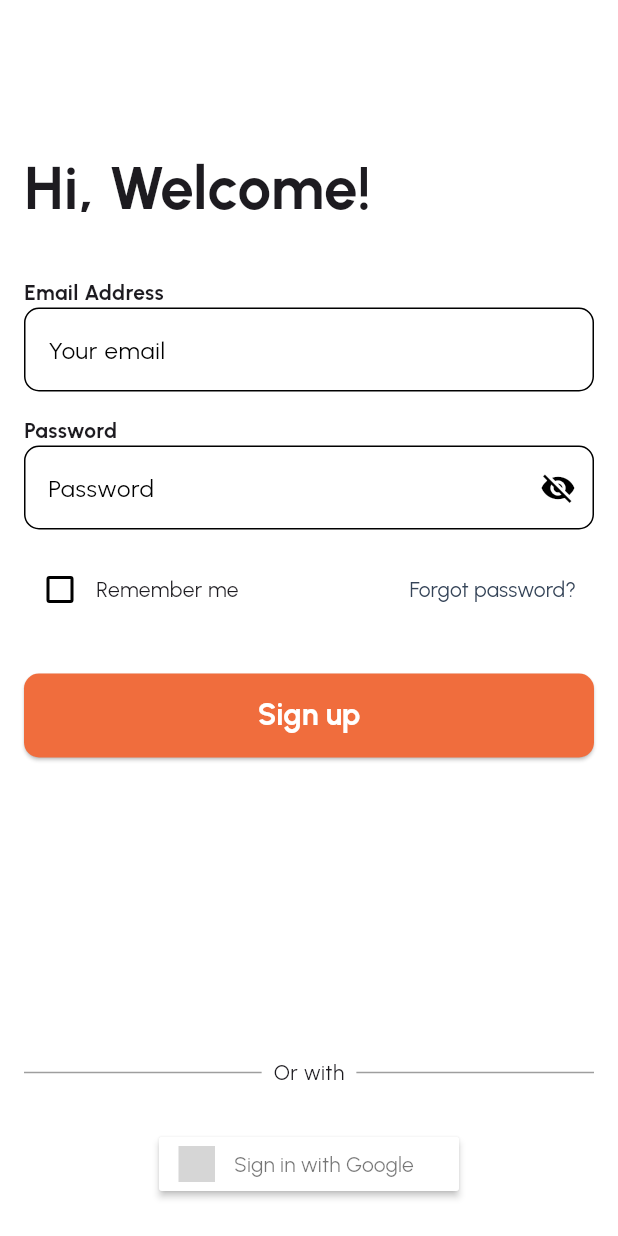
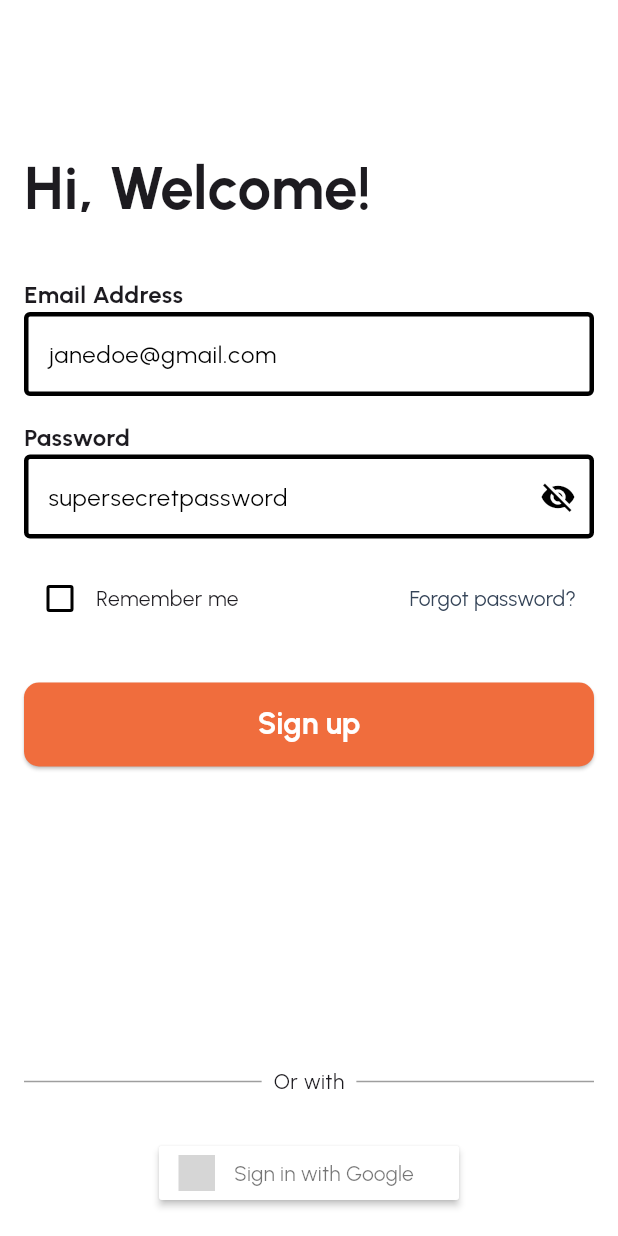
Before and after one commit to rgandik/new-fellow-project, a Flutter app: the LoginScreen screen opened directly, after a tap on "Sign up", on a phone screen of 412 x 824 dp. Run offline on Flutter 3.47's test engine with Material 3 defaults, Android fonts, the phone set to English and light mode, and no system bars; drawn by our look-alikes of sign_in_button; our stand-ins replace email_validator, firebase_auth, firebase_core, flutter_svg, geocoding, image_picker and 3 more; missing offline and left inert: dart:ffi; accounts and stored records are empty; network calls fail; grey boxes are pictures that could not be loaded.

Commit message:
added some sort of auth errors

```diff
--- a/frontend/lib/pages/login_screen.dart
+++ b/frontend/lib/pages/login_screen.dart
@@ -1,9 +1,8 @@
 import 'package:flutter/material.dart';
-import 'package:frontend/pages/authentication_screen.dart';
 import 'package:frontend/widgets/myButton.dart';
 import 'package:sign_in_button/sign_in_button.dart';
-import 'package:frontend/widgets/myButton.dart';
 import 'package:frontend/services/auth_service.dart';
+import 'package:frontend/widgets/userInputField.dart';
 
 class LoginScreen extends StatefulWidget {
   LoginScreen({Key? key, required this.login}) : super(key: key);
@@ -50,39 +49,32 @@ class LoginScreenState extends State<LoginScreen> {
                   const SizedBox(height: 32.0),
                   const Text(
                     'Email Address',
-                    style: TextStyle(fontWeight: FontWeight.bold, fontSize: 14.0),
+                    style:
+                        TextStyle(fontWeight: FontWeight.bold, fontSize: 16.0),
                   ),
-                  TextField(
+                  userInputField(
                     controller: _emailController,
-                    decoration: InputDecoration(
-                      hintText: 'Your email',
-                      border: OutlineInputBorder(
-                        borderRadius: BorderRadius.circular(10.0),
-                      ),
-                    ),
+                    hintText: 'janedoe@gmail.com',
                   ),
                   SizedBox(height: 16.0),
                   const Text(
                     'Password',
-                    style: TextStyle(fontWeight: FontWeight.bold, fontSize: 14.0),
+                    style:
+                        TextStyle(fontWeight: FontWeight.bold, fontSize: 16.0),
                   ),
-                  TextField(
+                  userInputField(
                     controller: _passwordController,
+                    hintText: 'supersecretpassword',
                     obscureText: _obscureText,
-                    decoration: InputDecoration(
-                      hintText: 'Password',
-                      border: OutlineInputBorder(
-                        borderRadius: BorderRadius.circular(10.0),
-                      ),
                     suffixIcon: IconButton(
-                        icon: Icon(
-                            !_obscureText ? Icons.visibility : Icons.visibility_off),
+                      icon: Icon(!_obscureText
+                          ? Icons.visibility
+                          : Icons.visibility_off),
                       onPressed: () {
                         setState(() {
                           _obscureText = !_obscureText;
                         });
                       },
-                      ),
                     ),
                   ),
                   const SizedBox(height: 16.0),
@@ -114,20 +106,45 @@ class LoginScreenState extends State<LoginScreen> {
                     alignment: Alignment.center,
                     child: myButton(
                       onPressed: () async {
-                        print("Log in button pressed");
+                        print(widget.login
+                            ? "Log in button pressed"
+                            : "Sign up button pressed");
+                        print("authserivce emssage" +
+                            AuthService().errorMessage.toString());
+
                         if (widget.login) {
+                          bool loggedIn =
                               await AuthService().signInWithEmailAndPassword(
                                   email: _emailController.text,
-                              password: _passwordController.text);
+                                  password: _passwordController.text,
+                                  onError: (errorMessage) {
+                                    setState(() {
+                                      AuthService()
+                                          .setErrorMessage(errorMessage);
+                                    });
+                                  });
+                          if (loggedIn) {
+                            Navigator.pop(
+                                context); // Pop only if login is successful
+                          }
                         } else {
-                          await AuthService().createUserWithEmailAndPassword(
+                          bool signedUp = await AuthService()
+                              .createUserWithEmailAndPassword(
                                   email: _emailController.text,
-                              password: _passwordController.text);
+                                  password: _passwordController.text,
+                                  onError: (errorMessage) {
+                                    setState(() {
+                                      AuthService()
+                                          .setErrorMessage(errorMessage);
+                                    });
+                                  });
+                          if (signedUp) {
+                            Navigator.pop(
+                                context); // Pop only if sign up is successful
                           }
-                        Navigator.pop(context);
+                        }
                       },
                       text: widget.login ? 'Log in' : 'Sign up',
-                      // child: Text('Start Finding Circles'),
                       width: 3000.0,
                     ),
                   ),
@@ -157,18 +174,11 @@ class LoginScreenState extends State<LoginScreen> {
                     child: Container(
                       width: 200.0, // Set the width as needed
                       height: 70.0, // Set the height as needed
-                      // decoration: BoxDecoration(
-                      //   border: Border.all(
-                      //     color: Colors.black, // Set the border color as needed
-                      //     width: 2.0, // Set the border width as needed
-                      //   ),
-                      // ),
                       child: Center(
                         child: SignInButton(
                           Buttons.google,
                           onPressed: () {
                             //REMOVE THIS LATER ---------------------------
-
                           },
                         ),
                       ),
@@ -189,6 +199,15 @@ class LoginScreenState extends State<LoginScreen> {
                       ),
                     ),
                   ),
+                  // Display error message from AuthService
+                  if (AuthService().errorMessage != null)
+                    Padding(
+                      padding: const EdgeInsets.only(top: 16.0),
+                      child: Text(
+                        AuthService().errorMessage!,
+                        style: TextStyle(color: Colors.red),
+                      ),
+                    ),
                 ],
               ),
             ),
--- a/frontend/lib/services/auth_service.dart
+++ b/frontend/lib/services/auth_service.dart
@@ -4,43 +4,79 @@ import 'dart:convert';
 import 'package:http/http.dart' as http;
 
 class AuthService {
-
   final FirebaseAuth _firebaseAuth = FirebaseAuth.instance;
 
   User? get currentUser => _firebaseAuth.currentUser;
+
   Stream<User?> get authStateChanges => _firebaseAuth.authStateChanges();
 
-  Future<void> postUser ({required String field, required String value}) async {
+
+  String? _errorMessage;
+
+  String? get errorMessage => _errorMessage;
+
+  // Method to set error message
+  void setErrorMessage(String? message) {
+    _errorMessage = message;
+  }
+
+  Future<void> postUser({required String field, required String value}) async {
     var url = 'http://localhost:4000/users';
 
     if (field == "uid") {
-      var response = await http.post(
-          Uri.parse(url),
+      var response = await http.post(Uri.parse(url),
           headers: <String, String>{"Content-Type": "application/json"},
           body: json.encode(<String, String>{
             "uid": currentUser!.uid,
-          })
-      );
+          }));
       print(response.statusCode);
     } else {
-      var response = await http.post(
-          Uri.parse(url),
+      var response = await http.post(Uri.parse(url),
           headers: <String, String>{"Content-Type": "application/json"},
-          body: json.encode(<String, String>{
-            "uid": currentUser!.uid,
-            field: value
-          })
-      );
+          body: json
+              .encode(<String, String>{"uid": currentUser!.uid, field: value}));
       print(response.statusCode);
     }
   }
 
-  Future<void> signInWithEmailAndPassword({required String email, required String password}) async {
-    final response = await _firebaseAuth.signInWithEmailAndPassword(email: email, password: password);
+  Future<bool> signInWithEmailAndPassword({
+    required String email,
+    required String password,
+    Function(String)? onError,
+  }) async {
+    try {
+      await _firebaseAuth.signInWithEmailAndPassword(email: email, password: password);
+      return true; // Login successful
+    } catch (e) {
+      String errorMessage = e.toString();
+      _errorMessage = errorMessage.replaceAll(RegExp(r'\s*\[.*?\]\s*'), '');
+
+      print("signin error " + _errorMessage!);
+      if (onError != null) {
+        onError(_errorMessage!);
+      }
+      return false; // Login failed
+    }
   }
 
-  Future<void> createUserWithEmailAndPassword({required String email, required String password}) async {
-    await _firebaseAuth.createUserWithEmailAndPassword(email: email, password: password);
+  Future<bool> createUserWithEmailAndPassword({
+    required String email,
+    required String password,
+    Function(String)? onError,
+  }) async {
+    try {
+      await _firebaseAuth.createUserWithEmailAndPassword(email: email, password: password);
+      return true; // User creation successful
+    } catch (e) {
+      String errorMessage = e.toString();
+      _errorMessage = errorMessage.replaceAll(RegExp(r'\s*\[.*?\]\s*'), '');
+
+      print("login error " + _errorMessage!);
+      if (onError != null) {
+        onError(_errorMessage!);
+      }
+      return false; // User creation failed
+    }
   }
 
   Future<void> signOut() async {
--- a/frontend/lib/widgets/userInputField.dart
+++ b/frontend/lib/widgets/userInputField.dart
@@ -5,12 +5,16 @@ class userInputField extends StatefulWidget {
   final bool error;
   final String? errorMessage;
   final String? hintText;
+  final bool obscureText;
+  final Widget? suffixIcon;
 
   userInputField({
     required this.controller,
     this.error = false,
     this.errorMessage,
     this.hintText = 'Search',
+    this.obscureText = false,
+    this.suffixIcon,
   });
 
   @override
@@ -25,6 +29,7 @@ class _userInputFieldState extends State<userInputField> {
       children: [
         TextField(
           controller: widget.controller,
+          obscureText: widget.obscureText,
           decoration: InputDecoration(
             filled: true,
             // fillColor: widget.error ? Colors.red.withOpacity(0.1) : Colors.white,
@@ -35,6 +40,7 @@ class _userInputFieldState extends State<userInputField> {
             enabledBorder: OutlineInputBorder(
               borderSide: BorderSide(color: Colors.black, width: 3.0),
             ),
+            suffixIcon: widget.suffixIcon,
           ),
         ),
         if (widget.error && widget.errorMessage != null)
```
Also changed, not shown: frontend/lib/pages/profile_edit_screen.dart (+52 -4 lines), frontend/lib/pages/profile_screen.dart (+8 -1 lines), frontend/assets/images/profileimage.png, frontend/assets/images/profileimageGirl.png (added). Lines whose indentation alone changed are shown as unchanged.
